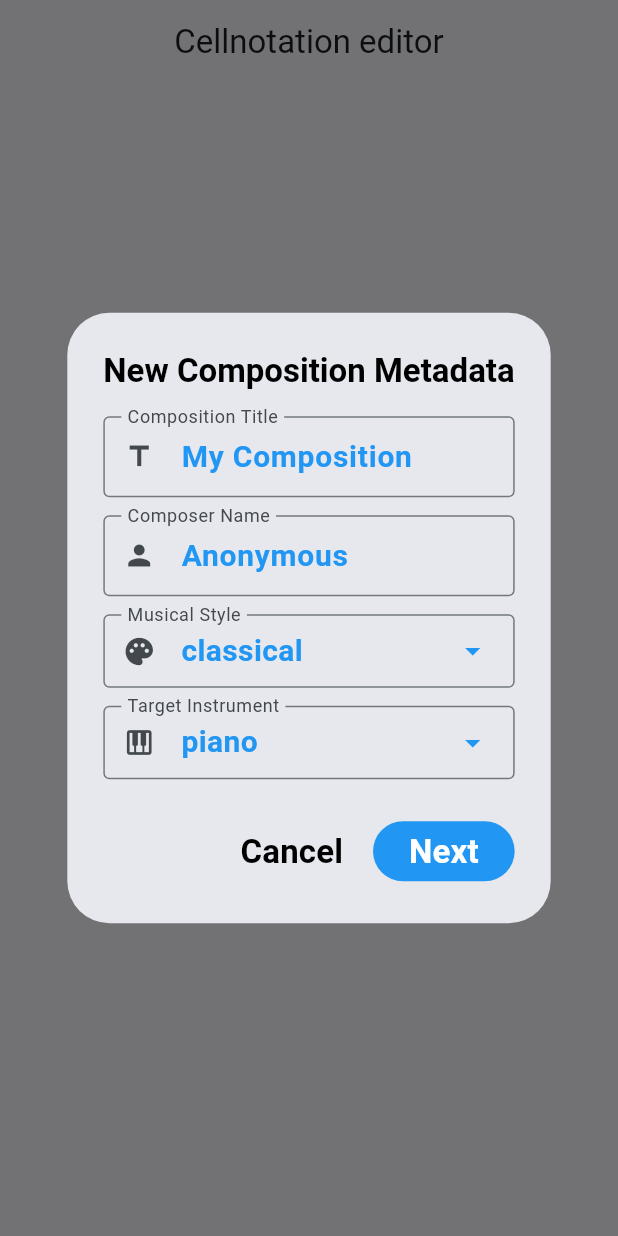
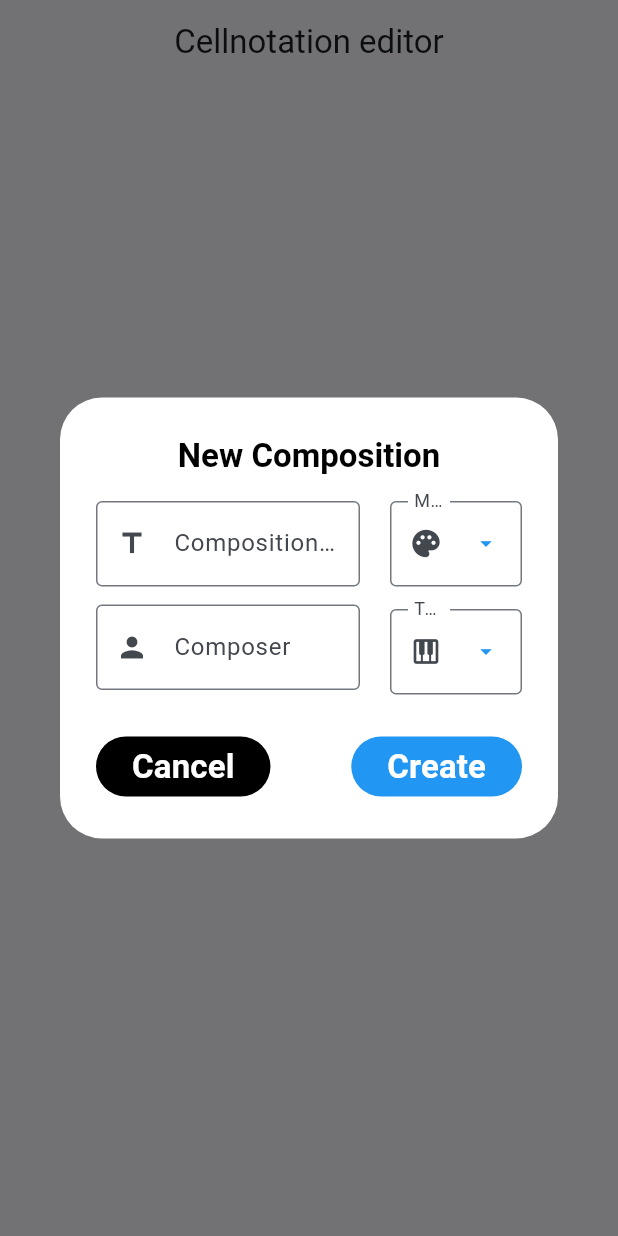
Before and after one commit to shchnad/cellnotation-app-new, a Flutter app: the screen it shows after launch, after a tap on "New Composition", on a phone screen of 412 x 824 dp. Run offline on Flutter 3.47's test engine with Material 3 defaults, Android fonts, the phone set to English and light mode, and no system bars.

Commit message:
dialogs are fixed 3

```diff
--- a/lib/controllers/composition_controller.dart
+++ b/lib/controllers/composition_controller.dart
@@ -69,8 +69,6 @@ class CompositionController extends ChangeNotifier {
     );
     return duration.label;
   }
-
-
 
   // =====================================================
   // TIMELINE
@@ -768,7 +766,7 @@ class CompositionController extends ChangeNotifier {
     if(copiedNote == null) {
       return;
     }
-    final newNote =copiedNote!.copyWith(
+    final newNote = copiedNote!.copyWith(
       id: generateNoteId(),
       startTick: snapTick(tick),
       row: row,
@@ -787,7 +785,7 @@ class CompositionController extends ChangeNotifier {
       return;
     }
     notes.add(newNote);
-    pasteMode = false;
+    // pasteMode = false;
     notifyListeners();
   }
 
--- a/lib/dialogs/cell_width_dialog.dart
+++ b/lib/dialogs/cell_width_dialog.dart
@@ -16,6 +16,8 @@ void cellWidthDialog(
         builder: (context, _) {
 
           return AlertDialog(
+            backgroundColor: Colors.white,
+            surfaceTintColor: Colors.white,
 
             title: const Text(
               "Cell Width",
--- a/lib/dialogs/create_composition_dialog.dart
+++ b/lib/dialogs/create_composition_dialog.dart
@@ -5,7 +5,9 @@ import '../models/measure.dart';
 import '../models/note.dart';
 import '../enums/music_style.dart';
 import '../enums/instrument.dart';
+import '../utils/defaultValues.dart';
 import 'note_values_dialog.dart';
+import '../controllers/composition_controller.dart';
 
 class CreateCompositionDialog extends StatefulWidget {
   final Function(Composition) onCompositionCreated;
@@ -18,11 +20,11 @@ class CreateCompositionDialog extends StatefulWidget {
 
 class _CreateCompositionDialogState extends State<CreateCompositionDialog> {
   final _formKey = GlobalKey<FormState>();
-  final _titleController = TextEditingController(text: 'My Composition');
-  final _composerController = TextEditingController(text: 'Anonymous');
+  final _titleController = TextEditingController(text: CompositionDefaults.title);
+  final _composerController = TextEditingController(text: CompositionDefaults.composer);
 
-  MusicStyle _selectedStyle = MusicStyle.classical;
-  Instrument _selectedInstrument = Instrument.piano;
+  MusicStyle _selectedStyle = CompositionDefaults.style;
+  Instrument _selectedInstrument = CompositionDefaults.instrument;
 
   @override
   void dispose() {
@@ -37,50 +39,55 @@ class _CreateCompositionDialogState extends State<CreateCompositionDialog> {
     required IconData icon,
     required VoidCallback onTap,
   }) {
-    return InkWell(
+    return TextFormField(
+      readOnly: true,
+      controller: TextEditingController(text: valueText),
+      style: const TextStyle(
+        fontSize: 22,
+        color: Colors.blue,
+        fontWeight: FontWeight.bold,
+      ),
+      decoration: InputDecoration(
+        labelText: label,
+        isDense: true,
+        border: const OutlineInputBorder(),
+        prefixIcon: Icon(icon, size: 22),
+        suffixIcon: const Icon(
+          Icons.arrow_drop_down,
+          color: Colors.blue,
+        ),
+      ),
       onTap: () {
         FocusScope.of(context).unfocus();
         onTap();
       },
-      borderRadius: BorderRadius.circular(8),
-      child: InputDecorator(
-        decoration: InputDecoration(
-          labelText: label,
-          isDense: true,
-          contentPadding: const EdgeInsets.symmetric(horizontal: 12, vertical: 10),
-          border: const OutlineInputBorder(),
-          prefixIcon: Icon(icon, size: 22),
-        ),
-        child: Row(
-          mainAxisAlignment: MainAxisAlignment.spaceBetween,
-          children: [
-            Expanded(
-              child: Text(
-                valueText,
-                style: const TextStyle(fontSize: 20, color: Colors.blue, fontWeight: FontWeight.bold),
-                overflow: TextOverflow.ellipsis,
-              ),
-            ),
-            const Icon(Icons.arrow_drop_down, color: Colors.blue),
-          ],
-        ),
-      ),
     );
   }
 
   @override
   Widget build(BuildContext context) {
     return AlertDialog(
+      backgroundColor: Colors.white,
+      surfaceTintColor: Colors.white,
       title: const Text(
-        'New Composition Metadata',
+        'New Composition',
         textAlign: TextAlign.center,
-        style: TextStyle(fontSize: 22, fontWeight: FontWeight.bold, color: Colors.black),
+        style: TextStyle(
+            fontSize: 22,
+            fontWeight: FontWeight.bold,
+            color: Colors.black,
+        ),
       ),
       content: SingleChildScrollView(
         child: SizedBox(
-          width: MediaQuery.of(context).size.width * 0.45,
+          width: MediaQuery.of(context).size.width * 0.70,
           child: Form(
             key: _formKey,
+            child: Row(
+              crossAxisAlignment: CrossAxisAlignment.start,
+              children: [
+                Expanded(
+                  flex: 2,
                   child: Column(
                     mainAxisSize: MainAxisSize.min,
                     children: [
@@ -92,22 +99,44 @@ class _CreateCompositionDialogState extends State<CreateCompositionDialog> {
                           border: OutlineInputBorder(),
                           prefixIcon: Icon(Icons.title, size: 22),
                         ),
-                  style: const TextStyle(fontSize: 20, color: Colors.blue, fontWeight: FontWeight.bold),
-                  validator: (value) => value == null || value.trim().isEmpty ? 'Required' : null,
+                        style: const TextStyle(
+                          fontSize: 22,
+                          color: Colors.blue,
+                          fontWeight: FontWeight.bold,
+                        ),
+                        validator: (value) =>
+                        value == null || value.trim().isEmpty
+                            ? 'Required'
+                            : null,
                       ),
                       const SizedBox(height: 12),
                       TextFormField(
                         controller: _composerController,
                         decoration: const InputDecoration(
-                    labelText: 'Composer Name',
+                          labelText: 'Composer',
                           isDense: true,
                           border: OutlineInputBorder(),
                           prefixIcon: Icon(Icons.person, size: 22),
                         ),
-                  style: const TextStyle(fontSize: 20, color: Colors.blue, fontWeight: FontWeight.bold),
-                  validator: (value) => value == null || value.trim().isEmpty ? 'Required' : null,
+                        style: const TextStyle(
+                          fontSize: 22,
+                          color: Colors.blue,
+                          fontWeight: FontWeight.bold,
                         ),
-                const SizedBox(height: 12),
+                        validator: (value) =>
+                        value == null || value.trim().isEmpty
+                            ? 'Required'
+                            : null,
+                      ),
+                    ],
+                  ),
+                ),
+                const SizedBox(width: 20),
+                Expanded(
+                  flex: 1,
+                  child: Column(
+                    mainAxisSize: MainAxisSize.min,
+                    children: [
                       _buildSelectionField(
                         label: 'Musical Style',
                         valueText: _selectedStyle.label,
@@ -120,11 +149,12 @@ class _CreateCompositionDialogState extends State<CreateCompositionDialog> {
                             values: MusicStyle.values,
                             labelBuilder: (s) => s.label,
                             numberOfColumns: 3,
-                      onSelected: (style) => setState(() => _selectedStyle = style),
+                            onSelected: (style) =>
+                                setState(() => _selectedStyle = style),
                           );
                         },
                       ),
-                const SizedBox(height: 12),
+                      const SizedBox(height: 15),
                       _buildSelectionField(
                         label: 'Target Instrument',
                         valueText: _selectedInstrument.label,
@@ -137,9 +167,13 @@ class _CreateCompositionDialogState extends State<CreateCompositionDialog> {
                             values: Instrument.values,
                             labelBuilder: (i) => i.label,
                             numberOfColumns: 3,
-                      onSelected: (inst) => setState(() => _selectedInstrument = inst),
+                            onSelected: (inst) =>
+                                setState(() => _selectedInstrument = inst),
                           );
                         },
+                      ),
+                    ],
+                  ),
                 ),
               ],
             ),
@@ -147,13 +181,26 @@ class _CreateCompositionDialogState extends State<CreateCompositionDialog> {
         ),
       ),
       actions: [
-        TextButton(
+        Row(
+          children: [
+            ElevatedButton(
+              style: ElevatedButton.styleFrom(
+                backgroundColor: Colors.black,
+                foregroundColor: Colors.white,
+                elevation: 0,
+              ),
               onPressed: () => Navigator.pop(context),
               child: const Text(
                 'Cancel',
-            style: TextStyle(fontSize: 22, fontWeight: FontWeight.bold, color: Colors.black),
+                style: TextStyle(
+                    fontSize: 22,
+                    fontWeight:
+                    FontWeight.bold,
+                    // color: Colors.black,
                 ),
               ),
+            ),
+            const Spacer(),
             ElevatedButton(
               style: ElevatedButton.styleFrom(
                 backgroundColor: Colors.blue,
@@ -180,11 +227,14 @@ class _CreateCompositionDialogState extends State<CreateCompositionDialog> {
                 widget.onCompositionCreated(baseComposition);
               },
               child: const Text(
-            'Next',
+                'Create',
                 style: TextStyle(fontSize: 22, fontWeight: FontWeight.bold),
               ),
             ),
           ],
+        ),
+
+      ],
     );
   }
 }
--- /dev/null
+++ b/lib/utils/defaultValues.dart
@@ -0,0 +1,20 @@
+import '../enums/music_style.dart';
+import '../enums/instrument.dart';
+import '../enums/note_duration.dart';
+
+class CompositionDefaults {
+
+  static const title = '';
+  static const composer = '';
+
+  static const style = MusicStyle.classical;
+  static const instrument = Instrument.piano;
+
+  static const scale = 'major C';
+
+  static const duration = NoteDuration.eighth;
+  static const beatsPerMeasure = 4;
+
+  static const numberOfMeasures = '1';
+
+}
```
Also changed, not shown: lib/dialogs/global_duration_dialog.dart (renamed from lib/dialogs/duration_dialog.dart, +12 -8 lines), lib/dialogs/measures_dialog.dart (renamed from lib/dialogs/append_measures_dialog.dart, +18 -10 lines), lib/dialogs/note_dialog.dart (+26 -12 lines), lib/dialogs/note_values_dialog.dart (+7 -7 lines), lib/dialogs/scale_dialog.dart (+14 -13 lines), lib/screens/composition_screen.dart (+30 -17 lines), lib/utils/scale_resolver.dart (+5 -11 lines). Lines whose indentation alone changed are shown as unchanged.
